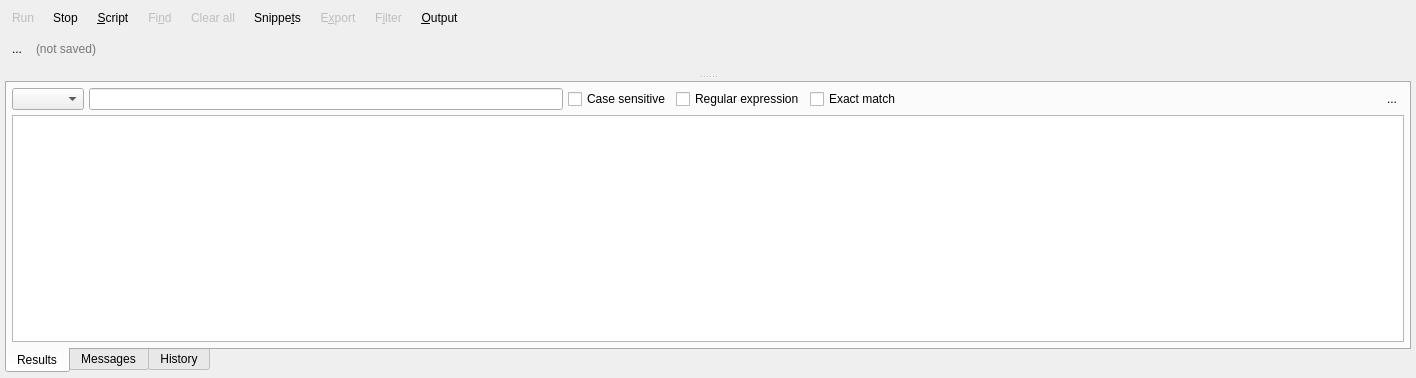
This is libs/libgui/ui/tools/sqlexecutionwidget.ui in pgmodeler/pgmodeler as Qt 5 draws it before an edit. The edited form follows.
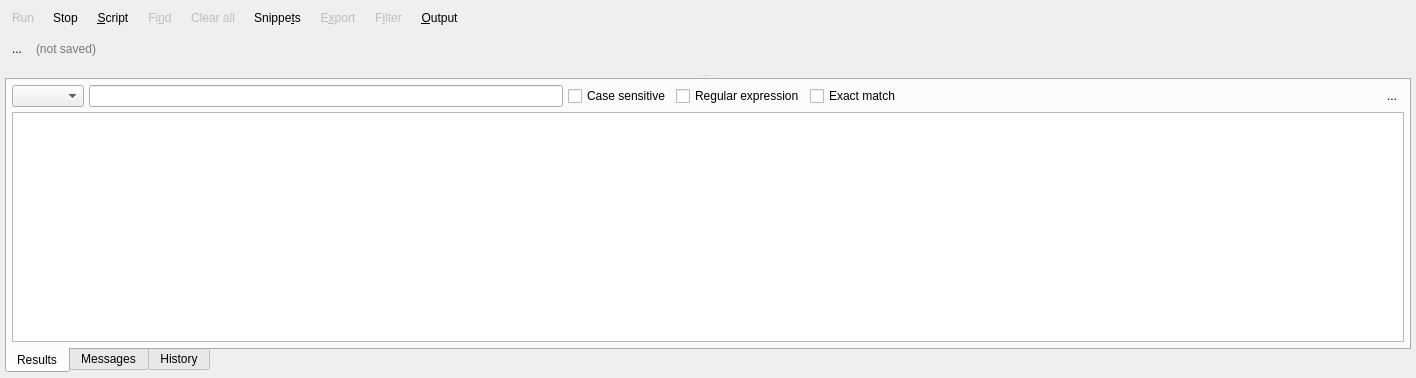
This is the edited form. Icons and pictures are not drawn.

```diff
--- a/libs/libgui/ui/tools/sqlexecutionwidget.ui
+++ b/libs/libgui/ui/tools/sqlexecutionwidget.ui
@@ -586,7 +586,7 @@
       <enum>Qt::Vertical</enum>
      </property>
      <property name="handleWidth">
-      <number>8</number>
+      <number>5</number>
      </property>
      <property name="childrenCollapsible">
       <bool>false</bool>
```
